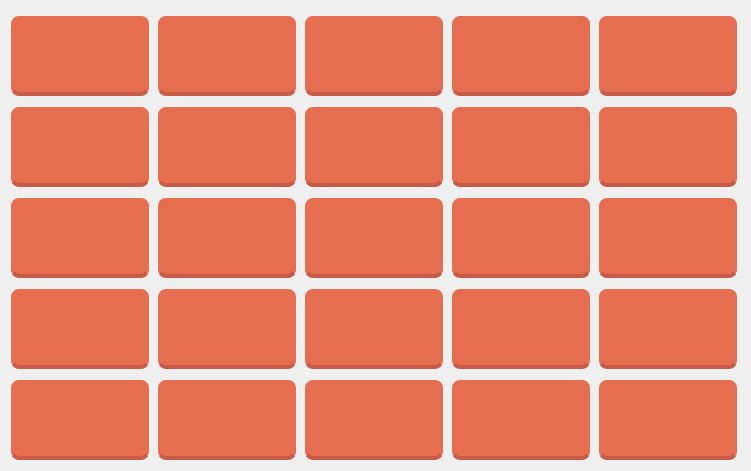
Old version of the form src/gui/stickers_collection.ui in the repository pingvan/PokiRock.
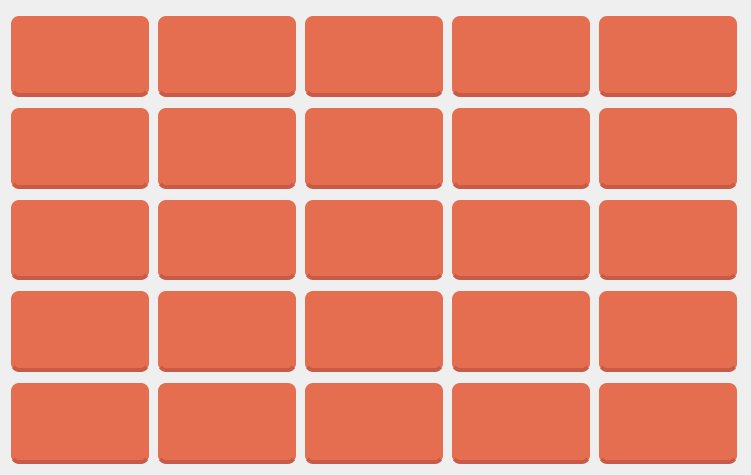
New version of the form. Icons and pictures are not drawn.

Patch:
```diff
--- a/src/gui/stickers_collection.ui
+++ b/src/gui/stickers_collection.ui
@@ -7,7 +7,7 @@
     <x>0</x>
     <y>0</y>
     <width>751</width>
-    <height>457</height>
+    <height>475</height>
    </rect>
   </property>
   <property name="windowTitle">
```
Left out of the diff: 5 changed lines with no effect on the pictures.
